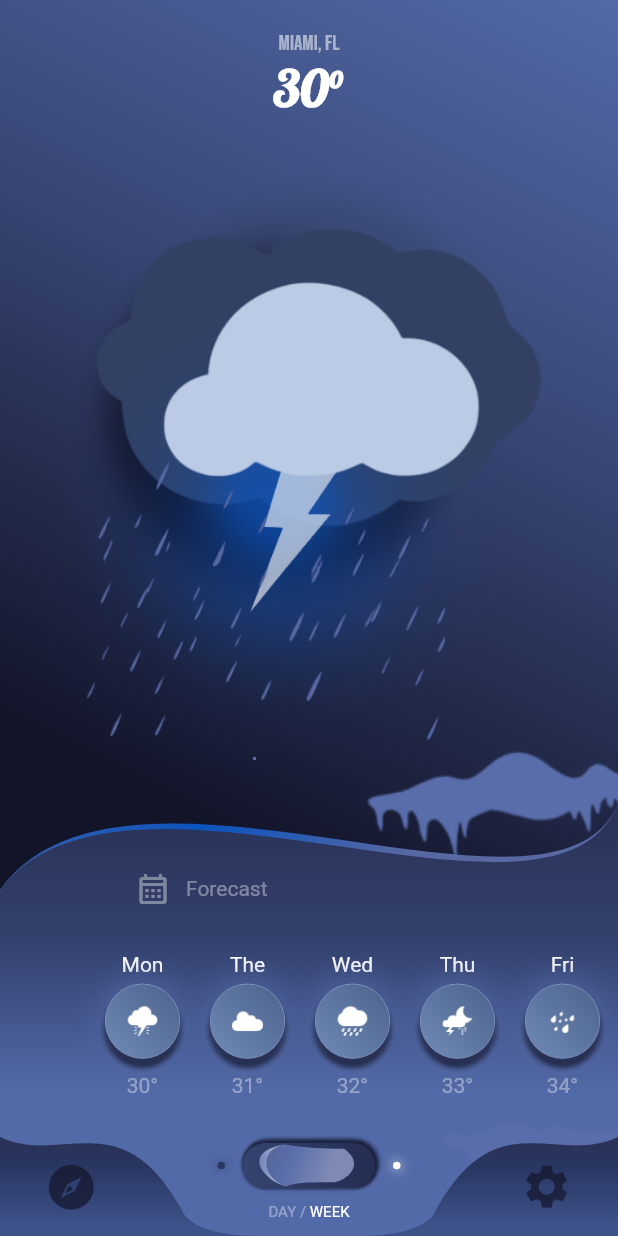
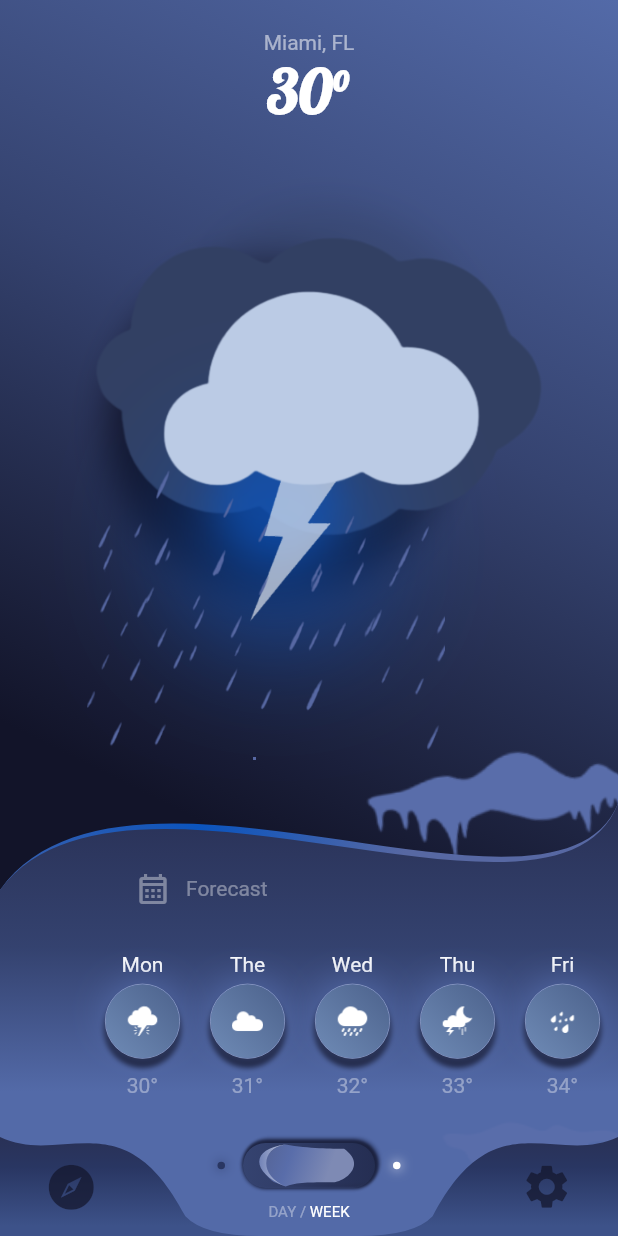
Before and after one commit to jbjason/complex_ui, a Flutter app: the WtRainScreen screen opened directly, on a phone screen of 412 x 824 dp. Run offline on Flutter 3.47's test engine with Material 2 defaults, Android fonts, the phone set to English and light mode, and no system bars; our stand-ins replace google_fonts.

Commit message:
Update wtr_top_body.dart

```diff
--- a/lib/screens/weather_ui/wt_rain_screen/wtr_top_widgets/wtr_top_body.dart
+++ b/lib/screens/weather_ui/wt_rain_screen/wtr_top_widgets/wtr_top_body.dart
@@ -15,16 +15,15 @@ class WtrTopBody extends StatelessWidget {
       crossAxisAlignment: CrossAxisAlignment.center,
       children: [
         const SizedBox(height: 20),
-        Text(
+        const Text(
           'Miami, FL',
-          style: GoogleFonts.bebasNeue(
-              textStyle: const TextStyle(color: Colors.white54)),
+          style: TextStyle(color: Colors.white54),
         ),
         Text(
           '30\u00B0',
           style: GoogleFonts.lobster(
             textStyle: const TextStyle(
-                fontWeight: FontWeight.w800, color: Colors.white, fontSize: 34),
+                fontWeight: FontWeight.w800, color: Colors.white, fontSize: 40),
           ),
         ),
         Expanded(
```
